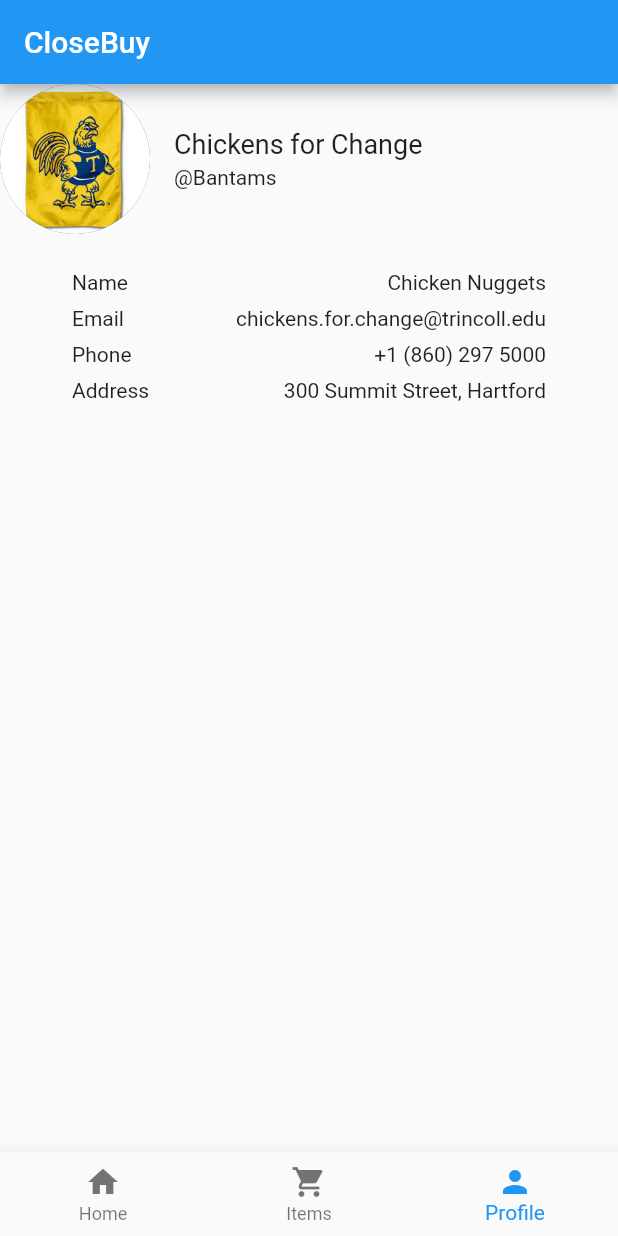
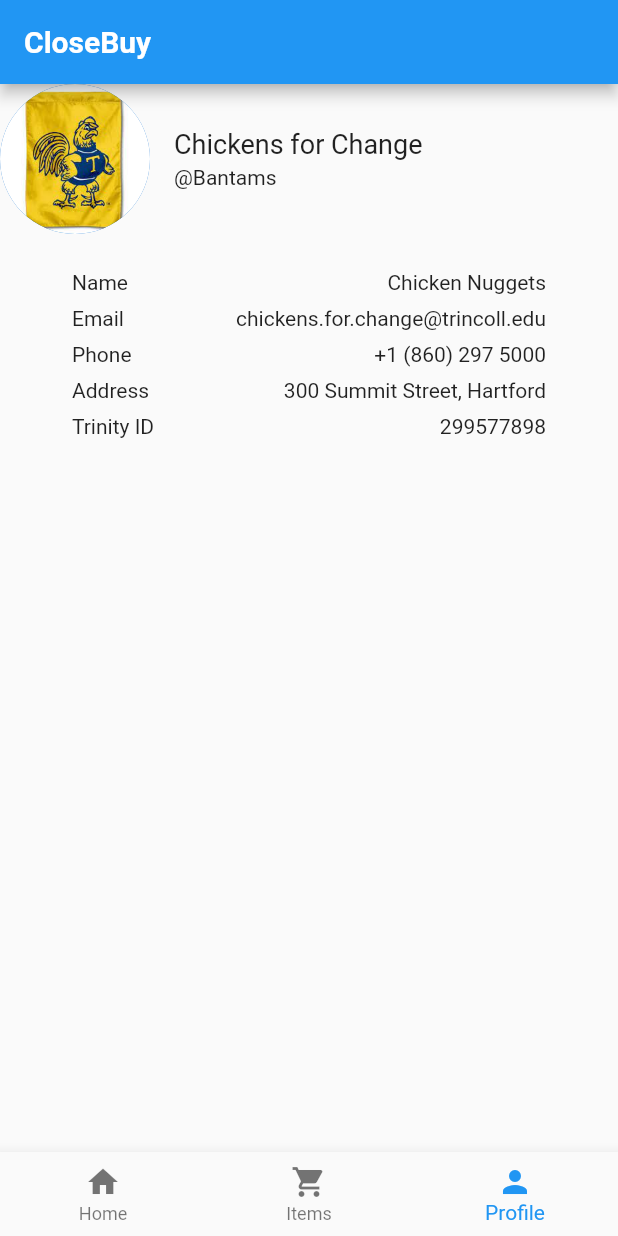
Before and after one commit to akhargha/CloseBuy, a Flutter app: the screen it shows after launch, item 3 of the bottom bar chosen, on a phone screen of 412 x 824 dp. Run offline on Flutter 3.47's test engine with Material 2 defaults, Android fonts, the phone set to English and light mode, and no system bars; Roboto replaces fonts that are missing (Raleway).

Commit message:
style change

```diff
--- a/src/lib/bottom_nav.dart
+++ b/src/lib/bottom_nav.dart
@@ -29,7 +29,7 @@
     return MaterialApp(
       home: Scaffold(
         appBar: AppBar(
-          title: Text('CloseBuy'),
+          title: Text('CloseBuy', style:TextStyle(fontWeight: FontWeight.bold) ),
         ),
         body: _pages[_selectedIndex],
         bottomNavigationBar: BottomNavigationBar(
--- a/src/lib/profile_screen.dart
+++ b/src/lib/profile_screen.dart
@@ -47,6 +47,7 @@
           ProfileDetail(title: "Email", value: "chickens.for.change@trincoll.edu"),
           ProfileDetail(title: "Phone", value: "+1 (860) 297 5000"),
           ProfileDetail(title: "Address", value: "300 Summit Street, Hartford"),
+          ProfileDetail(title: "Trinity ID", value: "299577898"),
         ],
       ),
     );
```
